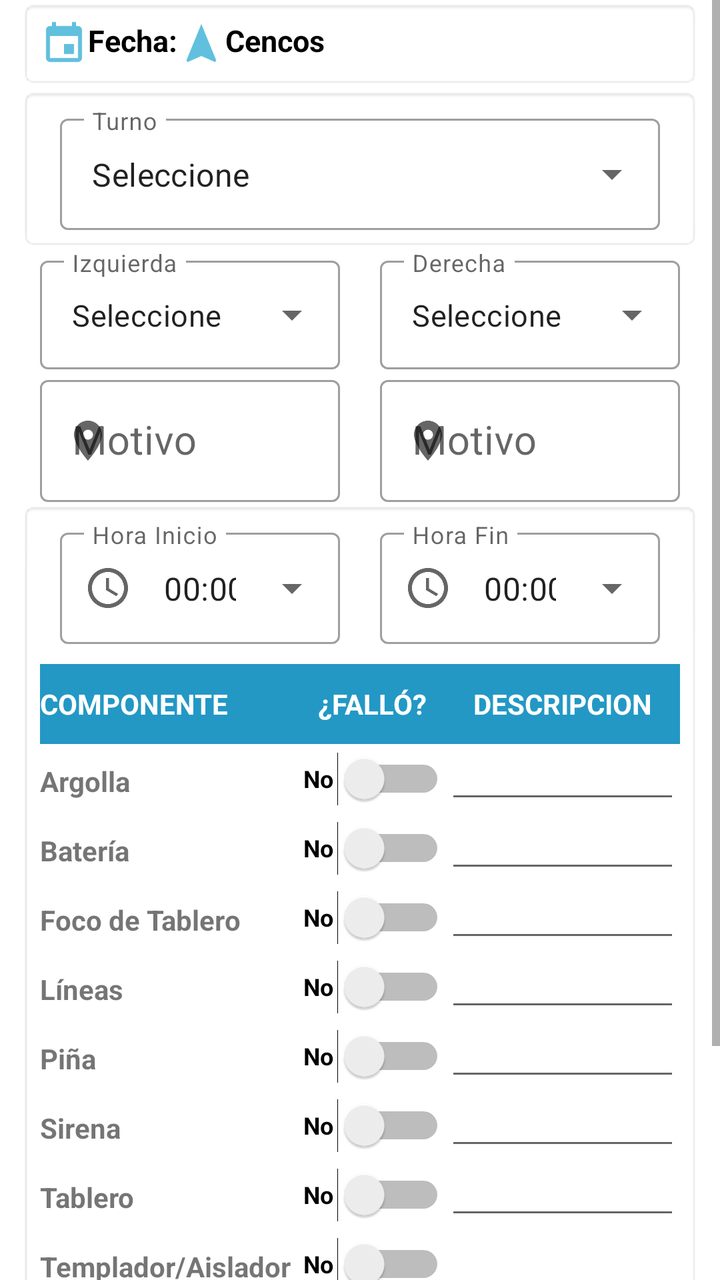
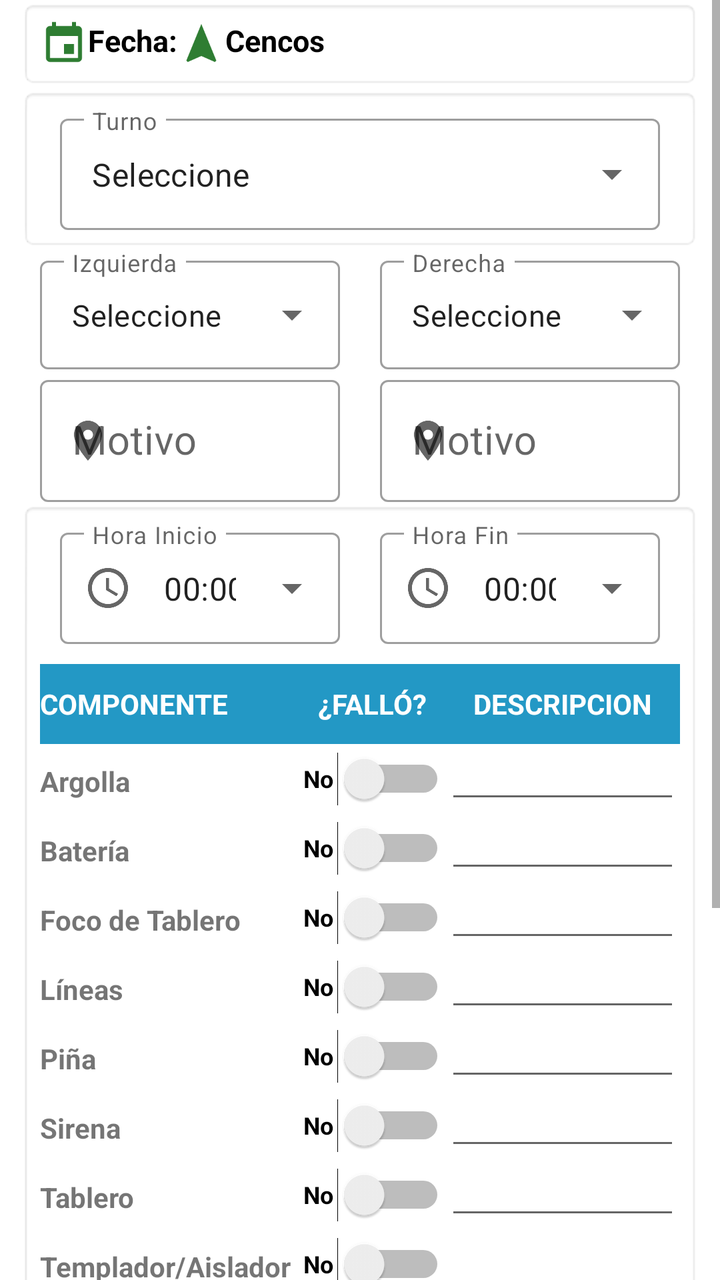

Compare the two renders of this Android layout. The source of the first and the diff that turns it into the second are given below.
<!-- AndroidManifest.xml: application theme Theme.Bioseguridad -->
<!-- res/layout/fragment_cerco_electrico.xml -->
<?xml version="1.0" encoding="utf-8"?>
<RelativeLayout android:layout_width="match_parent" android:layout_height="match_parent"
  xmlns:android="http://schemas.android.com/apk/res/android" xmlns:app="http://schemas.android.com/apk/res-auto">
    <ScrollView android:layout_width="match_parent" android:layout_height="wrap_content">
        <LinearLayout android:orientation="vertical" android:layout_width="match_parent" android:layout_height="wrap_content" android:layout_marginLeft="10.0dp" android:layout_marginRight="10.0dp">
            <TableLayout android:layout_width="match_parent" android:layout_height="wrap_content" style="@style/MyEditTextStyle">
                <LinearLayout android:orientation="horizontal" android:layout_width="match_parent" android:layout_height="wrap_content">
                    <TextView android:textAppearance="@style/estilo_contenido_Fragment_black" android:textSize="15.0sp" android:id="@+id/tvFecha" android:layout_width="wrap_content" android:layout_height="wrap_content" android:text="@string/sFecha" android:drawableTint="@color/colorPrimary" app:drawableStartCompat="@drawable/ic_date" />
                    <TextView android:textAppearance="@style/estilo_contenido_Fragment_black" android:textSize="15.0sp" android:id="@+id/etCencos" android:layout_width="wrap_content" android:layout_height="wrap_content" android:text="Cencos" android:inputType="textPersonName" android:drawableTint="@color/colorPrimary" app:drawableStartCompat="@drawable/ic_cencos" />
                </LinearLayout>
            </TableLayout>
            <TableLayout android:id="@+id/tlRegistro" android:layout_width="match_parent" android:layout_height="wrap_content" android:stretchColumns="*" style="@style/MyEditTextStyle">
                <TableRow android:layout_width="match_parent" android:layout_height="match_parent">
                    <com.google.android.material.textfield.TextInputLayout android:id="@+id/tvTurno" android:layout_width="match_parent" android:layout_height="wrap_content" android:hint="Turno" android:layout_marginStart="10.0dp" android:layout_marginEnd="10.0dp" app:layout_constraintEnd_toEndOf="parent" app:layout_constraintStart_toStartOf="parent" app:layout_constraintTop_toTopOf="parent" style="@style/Widget.MaterialComponents.TextInputLayout.OutlinedBox.ExposedDropdownMenu">
                        <AutoCompleteTextView android:id="@+id/spnTurno" android:layout_width="match_parent" android:layout_height="match_parent" android:text="Seleccione" android:layout_weight="1.0" android:inputType="none" />
                    </com.google.android.material.textfield.TextInputLayout>
                </TableRow>
            </TableLayout>
            <LinearLayout android:orientation="horizontal" android:layout_width="match_parent" android:layout_height="wrap_content">
                <LinearLayout android:gravity="center" android:orientation="vertical" android:id="@+id/llIngreso" android:layout_width="0.0dp" android:layout_height="wrap_content" android:layout_weight="1.0">
                    <com.google.android.material.textfield.TextInputLayout android:id="@+id/tvIzquieda" android:layout_width="match_parent" android:layout_height="wrap_content" android:hint="Izquierda" android:layout_marginStart="10.0dp" android:layout_marginEnd="10.0dp" app:layout_constraintEnd_toEndOf="parent" app:layout_constraintStart_toStartOf="parent" app:layout_constraintTop_toTopOf="parent" style="@style/Widget.MaterialComponents.TextInputLayout.OutlinedBox.ExposedDropdownMenu">
                        <AutoCompleteTextView android:textSize="15.0sp" android:id="@+id/spnIzquierda" android:layout_width="match_parent" android:layout_height="match_parent" android:text="Seleccione" android:layout_weight="1.0" android:inputType="none" />
                    </com.google.android.material.textfield.TextInputLayout>
                </LinearLayout>
                <LinearLayout android:gravity="center" android:orientation="vertical" android:id="@+id/llSalida" android:layout_width="0.0dp" android:layout_height="wrap_content" android:layout_weight="1.0">
                    <com.google.android.material.textfield.TextInputLayout android:id="@+id/tvDerecha" android:layout_width="match_parent" android:layout_height="wrap_content" android:hint="Derecha" android:layout_marginStart="10.0dp" android:layout_marginEnd="10.0dp" app:layout_constraintEnd_toEndOf="parent" app:layout_constraintStart_toStartOf="parent" app:layout_constraintTop_toTopOf="parent" style="@style/Widget.MaterialComponents.TextInputLayout.OutlinedBox.ExposedDropdownMenu">
                        <AutoCompleteTextView android:textSize="15.0sp" android:id="@+id/spnDerecha" android:layout_width="match_parent" android:layout_height="match_parent" android:text="Seleccione" android:layout_weight="1.0" android:inputType="none" />
                    </com.google.android.material.textfield.TextInputLayout>
                </LinearLayout>
            </LinearLayout>
            <LinearLayout android:orientation="horizontal" android:layout_width="match_parent" android:layout_height="wrap_content">
                <LinearLayout android:gravity="center" android:orientation="vertical" android:layout_width="0.0dp" android:layout_height="wrap_content" android:layout_weight="1.0">
                    <com.google.android.material.textfield.TextInputLayout android:id="@+id/tvMOtivoIzq" android:layout_width="match_parent" android:layout_height="wrap_content" android:hint="Motivo" android:textAlignment="textStart" android:layout_marginStart="10.0dp" android:layout_marginEnd="10.0dp" app:counterMaxLength="2" app:endIconMode="clear_text" app:helperTextTextColor="#ff0001" app:layout_constraintEnd_toEndOf="parent" app:layout_constraintStart_toStartOf="parent" app:layout_constraintTop_toTopOf="parent" app:startIconDrawable="@drawable/ic_pin_24" style="@style/Widget.MaterialComponents.TextInputLayout.OutlinedBox">
                        <com.google.android.material.textfield.TextInputEditText android:textSize="20.0sp" android:id="@+id/etMOtivoIzq" android:layout_width="match_parent" android:layout_height="wrap_content" android:inputType="textCapCharacters" />
                    </com.google.android.material.textfield.TextInputLayout>
                </LinearLayout>
                <LinearLayout android:gravity="center" android:orientation="vertical" android:layout_width="0.0dp" android:layout_height="wrap_content" android:layout_weight="1.0">
                    <com.google.android.material.textfield.TextInputLayout android:id="@+id/tvMOtivoDer" android:layout_width="match_parent" android:layout_height="wrap_content" android:hint="Motivo" android:textAlignment="textStart" android:layout_marginStart="10.0dp" android:layout_marginEnd="10.0dp" app:counterMaxLength="2" app:endIconMode="clear_text" app:helperTextTextColor="#ff0001" app:layout_constraintEnd_toEndOf="parent" app:layout_constraintStart_toStartOf="parent" app:layout_constraintTop_toTopOf="parent" app:startIconDrawable="@drawable/ic_pin_24" style="@style/Widget.MaterialComponents.TextInputLayout.OutlinedBox">
                        <com.google.android.material.textfield.TextInputEditText android:textSize="20.0sp" android:id="@+id/etMOtivoDer" android:layout_width="match_parent" android:layout_height="wrap_content" android:inputType="textCapCharacters" />
                    </com.google.android.material.textfield.TextInputLayout>
                </LinearLayout>
            </LinearLayout>
            <TableLayout android:id="@+id/tlRegistro3" android:layout_width="match_parent" android:layout_height="wrap_content" android:stretchColumns="*" style="@style/MyEditTextStyle">
                <TableRow android:layout_width="match_parent" android:layout_height="match_parent">
                    <com.google.android.material.textfield.TextInputLayout android:id="@+id/tvHoraIni" android:layout_width="match_parent" android:layout_height="wrap_content" android:hint="Hora Inicio" android:layout_marginStart="10.0dp" android:layout_marginEnd="10.0dp" app:layout_constraintEnd_toEndOf="parent" app:layout_constraintStart_toStartOf="parent" app:layout_constraintTop_toTopOf="parent" app:startIconDrawable="@drawable/ic_time" style="@style/Widget.MaterialComponents.TextInputLayout.OutlinedBox.ExposedDropdownMenu">
                        <AutoCompleteTextView android:id="@+id/etHoraIni" android:layout_width="match_parent" android:layout_height="match_parent" android:text="00:00" android:layout_weight="1.0" android:inputType="none" />
                    </com.google.android.material.textfield.TextInputLayout>
                    <com.google.android.material.textfield.TextInputLayout android:id="@+id/tvHoraFin" android:layout_width="match_parent" android:layout_height="wrap_content" android:hint="Hora Fin" android:layout_marginStart="10.0dp" android:layout_marginEnd="10.0dp" app:layout_constraintEnd_toEndOf="parent" app:layout_constraintStart_toStartOf="parent" app:layout_constraintTop_toTopOf="parent" app:startIconDrawable="@drawable/ic_time" style="@style/Widget.MaterialComponents.TextInputLayout.OutlinedBox.ExposedDropdownMenu">
                        <AutoCompleteTextView android:id="@+id/etHoraFin" android:layout_width="match_parent" android:layout_height="match_parent" android:text="00:00" android:layout_weight="1.0" android:inputType="none" />
                    </com.google.android.material.textfield.TextInputLayout>
                </TableRow>
                <TableLayout android:layout_width="match_parent" android:layout_height="match_parent" android:layout_marginTop="10.0dp">
                    <TableRow android:layout_width="match_parent" android:layout_height="wrap_content">
                        <TextView android:textStyle="bold" android:textColor="@color/blanco" android:gravity="center_vertical" android:id="@+id/tvMedida" android:background="@color/azulino" android:layout_width="match_parent" android:layout_height="40.0dp" android:text="COMPONENTE" android:layout_weight="1.0" />
                        <TextView android:textStyle="bold" android:textColor="@color/blanco" android:gravity="center" android:id="@+id/tvFallo" android:background="@color/azulino" android:layout_width="match_parent" android:layout_height="match_parent" android:text="¿FALLÓ?" android:layout_weight="1.0" />
                        <TextView android:textStyle="bold" android:textColor="@color/blanco" android:gravity="center" android:id="@+id/tvDescripcion" android:background="@color/azulino" android:layout_width="match_parent" android:layout_height="match_parent" android:text="DESCRIPCION" android:layout_weight="7.0" />
                    </TableRow>
                    <TableRow android:layout_width="match_parent" android:layout_height="wrap_content">
                        <TextView android:textStyle="bold" android:id="@+id/tvArgolla" android:layout_width="match_parent" android:layout_height="wrap_content" android:text="Argolla" android:layout_weight="1.0" android:textAlignment="viewStart" />
                        <Switch android:textSize="12.0sp" android:textStyle="bold" android:gravity="center" android:id="@+id/swtArgolla" android:layout_width="match_parent" android:layout_height="match_parent" android:text="No" android:layout_weight="1.0" />
                        <EditText android:textSize="13.0sp" android:textColorHighlight="#1e88e5" android:id="@+id/etArgolla" android:layout_width="match_parent" android:layout_height="wrap_content" android:layout_weight="7.0" android:textAlignment="textStart" />
                    </TableRow>
                    <TableRow android:layout_width="match_parent" android:layout_height="wrap_content">
                        <TextView android:textStyle="bold" android:id="@+id/tvBateria" android:layout_width="match_parent" android:layout_height="wrap_content" android:text="Batería" android:layout_weight="1.0" android:textAlignment="viewStart" />
                        <Switch android:textSize="12.0sp" android:textStyle="bold" android:gravity="center" android:id="@+id/swtBateria" android:layout_width="match_parent" android:layout_height="match_parent" android:text="No" android:layout_weight="1.0" />
                        <EditText android:textSize="13.0sp" android:textColorHighlight="#1e88e5" android:id="@+id/etBateria" android:layout_width="match_parent" android:layout_height="wrap_content" android:layout_weight="7.0" android:textAlignment="textStart" />
                    </TableRow>
                    <TableRow android:layout_width="match_parent" android:layout_height="wrap_content">
                        <TextView android:textStyle="bold" android:id="@+id/tvFocoTablero" android:layout_width="match_parent" android:layout_height="wrap_content" android:text="Foco de Tablero" android:layout_weight="1.0" android:textAlignment="viewStart" />
                        <Switch android:textSize="12.0sp" android:textStyle="bold" android:gravity="center" android:id="@+id/swtFocoTablero" android:layout_width="match_parent" android:layout_height="match_parent" android:text="No" android:layout_weight="1.0" />
                        <EditText android:textSize="13.0sp" android:textColorHighlight="#1e88e5" android:id="@+id/etFocoTablero" android:layout_width="match_parent" android:layout_height="wrap_content" android:layout_weight="7.0" android:textAlignment="textStart" />
                    </TableRow>
                    <TableRow android:layout_width="match_parent" android:layout_height="wrap_content">
                        <TextView android:textStyle="bold" android:id="@+id/tvLineas" android:layout_width="match_parent" android:layout_height="wrap_content" android:text="Líneas" android:layout_weight="1.0" android:textAlignment="viewStart" />
                        <Switch android:textSize="12.0sp" android:textStyle="bold" android:gravity="center" android:id="@+id/swtLineas" android:layout_width="match_parent" android:layout_height="match_parent" android:text="No" android:layout_weight="1.0" />
                        <EditText android:textSize="13.0sp" android:textColorHighlight="#1e88e5" android:id="@+id/etLineas" android:layout_width="match_parent" android:layout_height="wrap_content" android:layout_weight="7.0" android:textAlignment="textStart" />
                    </TableRow>
                    <TableRow android:layout_width="match_parent" android:layout_height="wrap_content">
                        <TextView android:textStyle="bold" android:id="@+id/tvPina" android:layout_width="match_parent" android:layout_height="wrap_content" android:text="Piña" android:layout_weight="1.0" android:textAlignment="viewStart" />
                        <Switch android:textSize="12.0sp" android:textStyle="bold" android:gravity="center" android:id="@+id/swtPina" android:layout_width="match_parent" android:layout_height="match_parent" android:text="No" android:layout_weight="1.0" />
                        <EditText android:textSize="13.0sp" android:textColorHighlight="#1e88e5" android:id="@+id/etPina" android:layout_width="match_parent" android:layout_height="wrap_content" android:layout_weight="7.0" android:textAlignment="textStart" />
                    </TableRow>
                    <TableRow android:layout_width="match_parent" android:layout_height="wrap_content">
                        <TextView android:textStyle="bold" android:id="@+id/tvSirena" android:layout_width="match_parent" android:layout_height="wrap_content" android:text="Sirena" android:layout_weight="1.0" android:textAlignment="viewStart" />
                        <Switch android:textSize="12.0sp" android:textStyle="bold" android:gravity="center" android:id="@+id/swtSirena" android:layout_width="match_parent" android:layout_height="match_parent" android:text="No" android:layout_weight="1.0" />
                        <EditText android:textSize="13.0sp" android:textColorHighlight="#1e88e5" android:id="@+id/etSirena" android:layout_width="match_parent" android:layout_height="wrap_content" android:layout_weight="7.0" android:textAlignment="textStart" />
                    </TableRow>
                    <TableRow android:layout_width="match_parent" android:layout_height="wrap_content">
                        <TextView android:textStyle="bold" android:id="@+id/tvTablero" android:layout_width="match_parent" android:layout_height="wrap_content" android:text="Tablero" android:layout_weight="1.0" android:textAlignment="viewStart" />
                        <Switch android:textSize="12.0sp" android:textStyle="bold" android:gravity="center" android:id="@+id/swtTablero" android:layout_width="match_parent" android:layout_height="match_parent" android:text="No" android:layout_weight="1.0" />
                        <EditText android:textSize="13.0sp" android:textColorHighlight="#1e88e5" android:id="@+id/etTablero" android:layout_width="match_parent" android:layout_height="wrap_content" android:layout_weight="7.0" android:textAlignment="textStart" />
                    </TableRow>
                    <TableRow android:layout_width="match_parent" android:layout_height="wrap_content">
                        <TextView android:textStyle="bold" android:id="@+id/tvTempladorAislador" android:layout_width="match_parent" android:layout_height="wrap_content" android:text="Templador/Aislador" android:layout_weight="1.0" android:textAlignment="viewStart" />
                        <Switch android:textSize="12.0sp" android:textStyle="bold" android:gravity="center" android:id="@+id/swtTempladorAislador" android:layout_width="match_parent" android:layout_height="match_parent" android:text="No" android:layout_weight="1.0" />
                        <EditText android:textSize="13.0sp" android:textColorHighlight="#1e88e5" android:id="@+id/etTempladorAislador" android:layout_width="match_parent" android:layout_height="wrap_content" android:layout_weight="7.0" android:textAlignment="textStart" />
                    </TableRow>
                    <TableRow android:layout_width="match_parent" android:layout_height="wrap_content">
                        <TextView android:textStyle="bold" android:id="@+id/tvTransformador" android:layout_width="match_parent" android:layout_height="wrap_content" android:text="Transformador" android:layout_weight="1.0" android:textAlignment="viewStart" />
                        <Switch android:textSize="12.0sp" android:textStyle="bold" android:gravity="center" android:id="@+id/swtTransformador" android:layout_width="match_parent" android:layout_height="match_parent" android:text="No" android:layout_weight="1.0" />
                        <EditText android:textSize="13.0sp" android:textColorHighlight="#1e88e5" android:id="@+id/etTransformador" android:layout_width="match_parent" android:layout_height="wrap_content" android:layout_weight="7.0" android:textAlignment="textStart" />
                    </TableRow>
                    <TableRow android:layout_width="match_parent" android:layout_height="wrap_content">
                        <EditText android:textColorHighlight="#1e88e5" android:id="@+id/etOtros" android:layout_width="match_parent" android:layout_height="match_parent" android:hint="Otros" android:layout_weight="1.0" android:inputType="text" android:textAlignment="textStart" />
                        <Switch android:textSize="12.0sp" android:textStyle="bold" android:gravity="center" android:id="@+id/swtOtros" android:layout_width="match_parent" android:layout_height="match_parent" android:text="No" android:layout_weight="1.0" />
                        <EditText android:textSize="13.0sp" android:textColorHighlight="#1e88e5" android:id="@+id/etDescOtros" android:layout_width="match_parent" android:layout_height="match_parent" android:layout_weight="7.0" android:textAlignment="textStart" />
                    </TableRow>
                </TableLayout>
                <LinearLayout android:orientation="vertical" android:layout_width="match_parent" android:layout_height="wrap_content" android:layout_marginStart="40.0dp" android:layout_marginEnd="40.0dp">
                    <Button android:id="@+id/btnAgregar" android:layout_width="match_parent" android:layout_height="wrap_content" android:text="AGREGAR" android:drawableEnd="@drawable/ic_add" />
                </LinearLayout>
                <HorizontalScrollView android:layout_width="match_parent" android:layout_height="match_parent">
                    <LinearLayout android:orientation="horizontal" android:layout_width="wrap_content" android:layout_height="match_parent">
                        <TableLayout android:id="@+id/tlRegCercoElectrico" android:layout_width="wrap_content" android:layout_height="match_parent" />
                    </LinearLayout>
                </HorizontalScrollView>
            </TableLayout>
        </LinearLayout>
    </ScrollView>
</RelativeLayout>
<!-- resources referenced by this layout -->
<resources>
  <color name="azulino">#2398c5</color>
  <color name="blanco">#ffffff</color>
  <color name="colorPrimary">#61c0dd</color>
  <!-- drawable ic_add (drawable) -->
  <vector xmlns:android="http://schemas.android.com/apk/res/android" android:width="24dp" android:height="24dp" android:viewportWidth="24" android:viewportHeight="24">
      <path android:fillColor="#FF000000" android:pathData="M19,13h-6v6h-2v-6H5v-2h6V5h2v6h6v2z"/>
  </vector>
  <!-- drawable ic_cencos (drawable) -->
  <vector xmlns:android="http://schemas.android.com/apk/res/android" android:width="24dp" android:height="24dp" android:viewportWidth="24" android:viewportHeight="24">
      <path android:fillColor="#FF000000" android:pathData="M12,2L4.5,20.29L5.21,21L12,18L18.79,21L19.5,20.29L12,2Z"/>
  </vector>
  <!-- drawable ic_date (drawable) -->
  <vector xmlns:android="http://schemas.android.com/apk/res/android" android:width="24dp" android:height="24dp" android:viewportWidth="24" android:viewportHeight="24">
      <path android:fillColor="#FF000000" android:pathData="M19,19H5V8H19M16,1V3H8V1H6V3H5C3.89,3 3,3.9 3,5V19A2,2 0 0,0 5,21H19A2,2 0 0,0 21,19V5C21,3.9 20.1,3 19,3H18V1M17,12H12V17H17V12Z"/>
  </vector>
  <!-- drawable ic_pin_24 (drawable) -->
  <vector xmlns:android="http://schemas.android.com/apk/res/android" android:width="24dp" android:height="24dp" android:viewportWidth="24" android:viewportHeight="24">
      <path android:fillColor="#FF000000" android:pathData="M12,2C8.13,2 5,5.13 5,9c0,5.25 7,13 7,13s7,-7.75 7,-13c0,-3.87 -3.13,-7 -7,-7zM12,11.5c-1.38,0 -2.5,-1.12 -2.5,-2.5s1.12,-2.5 2.5,-2.5 2.5,1.12 2.5,2.5 -1.12,2.5 -2.5,2.5z"/>
  </vector>
  <!-- drawable ic_time (drawable) -->
  <vector xmlns:android="http://schemas.android.com/apk/res/android" android:width="24dp" android:height="24dp" android:viewportWidth="24" android:viewportHeight="24">
      <path android:fillColor="#FF000000" android:pathData="M11.99,2C6.47,2 2,6.48 2,12s4.47,10 9.99,10C17.52,22 22,17.52 22,12S17.52,2 11.99,2zM12,20c-4.42,0 -8,-3.58 -8,-8s3.58,-8 8,-8 8,3.58 8,8 -3.58,8 -8,8zM12.5,7H11v6l5.25,3.15 0.75,-1.23 -4.5,-2.67V7z"/>
  </vector>
  <string name="sFecha">Fecha:</string>
  <style name="MyEditTextStyle" parent="@android:style/Widget.EditText">
          <item name="android:textSize">20.0sp</item>
          <item name="android:textStyle">bold</item>
          <item name="android:textColor">#400000</item>
          <item name="android:background">@android:drawable/editbox_background_normal</item>
          <item name="android:padding">10.0dp</item>
      </style>
  <style name="estilo_contenido_Fragment_black">
          <item name="android:textSize">15.0sp</item>
          <item name="android:textStyle">bold</item>
          <item name="android:textColor">@color/black</item>
      </style>
  <color name="black">#ff000000</color>
  <color name="white">#ffffffff</color>
  <color name="purple_500">#2398c5</color>
  <color name="purple_700">#ff3700b3</color>
  <color name="teal_200">#ff03dac5</color>
  <color name="teal_700">#ff018786</color>
  <!-- unchanged entries left out for length: 1 -->
</resources>

<!-- the commit's change to res/layout/fragment_cerco_electrico.xml (unified diff, before → after) -->
@@ -106,6 +106,7 @@
                         <EditText android:textSize="13.0sp" android:textColorHighlight="#1e88e5" android:id="@+id/etDescOtros" android:layout_width="match_parent" android:layout_height="match_parent" android:layout_weight="7.0" android:textAlignment="textStart" />
                     </TableRow>
                 </TableLayout>
+                <include layout="@layout/include_photo_upload" android:layout_width="match_parent" android:layout_height="wrap_content" />
                 <LinearLayout android:orientation="vertical" android:layout_width="match_parent" android:layout_height="wrap_content" android:layout_marginStart="40.0dp" android:layout_marginEnd="40.0dp">
                     <Button android:id="@+id/btnAgregar" android:layout_width="match_parent" android:layout_height="wrap_content" android:text="AGREGAR" android:drawableEnd="@drawable/ic_add" />
                 </LinearLayout>
@@ -118,3 +119,148 @@
         </LinearLayout>
     </ScrollView>
 </RelativeLayout>
+<!-- res/layout/include_photo_upload.xml (included above) -->
+<?xml version="1.0" encoding="utf-8"?>
+<LinearLayout xmlns:android="http://schemas.android.com/apk/res/android"
+    xmlns:app="http://schemas.android.com/apk/res-auto"
+    android:layout_width="match_parent"
+    android:layout_height="wrap_content"
+    android:layout_marginTop="8dp"
+    android:layout_marginBottom="4dp"
+    android:orientation="vertical">
+
+    <TextView
+        android:layout_width="wrap_content"
+        android:layout_height="wrap_content"
+        android:layout_marginBottom="4dp"
+        android:text="Imágenes (máx. 3)"
+        android:textColor="@color/black"
+        android:textSize="14sp"
+        android:textStyle="bold" />
+
+    <LinearLayout
+        android:layout_width="match_parent"
+        android:layout_height="wrap_content"
+        android:orientation="horizontal">
+
+        <FrameLayout
+            android:id="@+id/photoSlot1"
+            android:layout_width="0dp"
+            android:layout_height="88dp"
+            android:layout_margin="4dp"
+            android:layout_weight="1"
+            android:background="@drawable/bg_photo_upload_slot"
+            android:foreground="?attr/selectableItemBackground">
+
+            <ImageView
+                android:id="@+id/ivPhotoPreview1"
+                android:layout_width="match_parent"
+                android:layout_height="match_parent"
+                android:scaleType="centerCrop"
+                android:visibility="gone"
+                android:contentDescription="@string/app_name" />
+
+            <LinearLayout
+                android:layout_width="match_parent"
+                android:layout_height="match_parent"
+                android:gravity="center"
+                android:orientation="vertical">
+
+                <ImageView
+                    android:layout_width="28dp"
+                    android:layout_height="28dp"
+                    android:src="@drawable/ic_add"
+                    app:tint="@color/colorPrimary"
+                    android:contentDescription="@string/app_name" />
+
+                <TextView
+                    android:layout_width="wrap_content"
+                    android:layout_height="wrap_content"
+                    android:layout_marginTop="4dp"
+                    android:text="Agregar"
+                    android:textColor="@color/colorPrimary"
+                    android:textSize="11sp" />
+            </LinearLayout>
+        </FrameLayout>
+
+        <FrameLayout
+            android:id="@+id/photoSlot2"
+            android:layout_width="0dp"
+            android:layout_height="88dp"
+            android:layout_margin="4dp"
+            android:layout_weight="1"
+            android:background="@drawable/bg_photo_upload_slot"
+            android:foreground="?attr/selectableItemBackground">
+
+            <ImageView
+                android:id="@+id/ivPhotoPreview2"
+                android:layout_width="match_parent"
+                android:layout_height="match_parent"
+                android:scaleType="centerCrop"
+                android:visibility="gone"
+                android:contentDescription="@string/app_name" />
+
+            <LinearLayout
+                android:layout_width="match_parent"
+                android:layout_height="match_parent"
+                android:gravity="center"
+                android:orientation="vertical">
+
+                <ImageView
+                    android:layout_width="28dp"
+                    android:layout_height="28dp"
+                    android:src="@drawable/ic_add"
+                    app:tint="@color/colorPrimary"
+                    android:contentDescription="@string/app_name" />
+
+                <TextView
+                    android:layout_width="wrap_content"
+                    android:layout_height="wrap_content"
+                    android:layout_marginTop="4dp"
+                    android:text="Agregar"
+                    android:textColor="@color/colorPrimary"
+                    android:textSize="11sp" />
+            </LinearLayout>
+        </FrameLayout>
+
+        <FrameLayout
+            android:id="@+id/photoSlot3"
+            android:layout_width="0dp"
+            android:layout_height="88dp"
+            android:layout_margin="4dp"
+            android:layout_weight="1"
+            android:background="@drawable/bg_photo_upload_slot"
+            android:foreground="?attr/selectableItemBackground">
+
+            <ImageView
+                android:id="@+id/ivPhotoPreview3"
+                android:layout_width="match_parent"
+                android:layout_height="match_parent"
+                android:scaleType="centerCrop"
+                android:visibility="gone"
+                android:contentDescription="@string/app_name" />
+
+            <LinearLayout
+                android:layout_width="match_parent"
+                android:layout_height="match_parent"
+                android:gravity="center"
+                android:orientation="vertical">
+
+                <ImageView
+                    android:layout_width="28dp"
+                    android:layout_height="28dp"
+                    android:src="@drawable/ic_add"
+                    app:tint="@color/colorPrimary"
+                    android:contentDescription="@string/app_name" />
+
+                <TextView
+                    android:layout_width="wrap_content"
+                    android:layout_height="wrap_content"
+                    android:layout_marginTop="4dp"
+                    android:text="Agregar"
+                    android:textColor="@color/colorPrimary"
+                    android:textSize="11sp" />
+            </LinearLayout>
+        </FrameLayout>
+    </LinearLayout>
+</LinearLayout>
<!-- resource entries referenced after the edit -->
@@ -2,7 +2,19 @@
 <resources>
   <color name="azulino">#2398c5</color>
   <color name="blanco">#ffffff</color>
-  <color name="colorPrimary">#61c0dd</color>
+  <color name="colorPrimary">#2E7D32</color>
+  <!-- drawable bg_photo_upload_slot (drawable) -->
+  <?xml version="1.0" encoding="utf-8"?>
+  <shape xmlns:android="http://schemas.android.com/apk/res/android"
+      android:shape="rectangle">
+      <solid android:color="#F4FAF6" />
+      <stroke
+          android:width="1.5dp"
+          android:color="@color/colorPrimary"
+          android:dashWidth="6dp"
+          android:dashGap="4dp" />
+      <corners android:radius="12dp" />
+  </shape>
   <!-- drawable ic_add (drawable) -->
   <vector xmlns:android="http://schemas.android.com/apk/res/android" android:width="24dp" android:height="24dp" android:viewportWidth="24" android:viewportHeight="24">
       <path android:fillColor="#FF000000" android:pathData="M19,13h-6v6h-2v-6H5v-2h6V5h2v6h6v2z"/>
@@ -23,6 +35,7 @@
   <vector xmlns:android="http://schemas.android.com/apk/res/android" android:width="24dp" android:height="24dp" android:viewportWidth="24" android:viewportHeight="24">
       <path android:fillColor="#FF000000" android:pathData="M11.99,2C6.47,2 2,6.48 2,12s4.47,10 9.99,10C17.52,22 22,17.52 22,12S17.52,2 11.99,2zM12,20c-4.42,0 -8,-3.58 -8,-8s3.58,-8 8,-8 8,3.58 8,8 -3.58,8 -8,8zM12.5,7H11v6l5.25,3.15 0.75,-1.23 -4.5,-2.67V7z"/>
   </vector>
+  <string name="app_name">BioSeguridad</string>
   <string name="sFecha">Fecha:</string>
   <style name="MyEditTextStyle" parent="@android:style/Widget.EditText">
           <item name="android:textSize">20.0sp</item>
